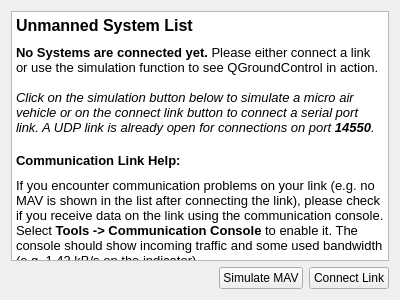
This is src/ui/uas/QGCUnconnectedInfoWidget.ui in mpaperno/qgroundcontrol_aq as Qt 5 draws it before an edit. The edited form follows.
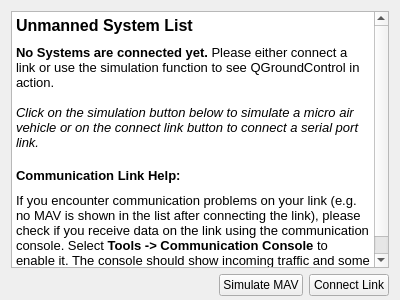
This is the edited form.

Commit message: Minor tweaks of default UI layouts.

Patch:
```diff
--- a/src/ui/uas/QGCUnconnectedInfoWidget.ui
+++ b/src/ui/uas/QGCUnconnectedInfoWidget.ui
@@ -14,13 +14,22 @@
    <string>Form</string>
   </property>
   <layout class="QGridLayout" name="gridLayout">
+   <property name="bottomMargin">
+    <number>4</number>
+   </property>
    <item row="0" column="0" colspan="3">
     <widget class="QTextEdit" name="textEdit">
+     <property name="sizePolicy">
+      <sizepolicy hsizetype="Preferred" vsizetype="Preferred">
+       <horstretch>0</horstretch>
+       <verstretch>0</verstretch>
+      </sizepolicy>
+     </property>
      <property name="verticalScrollBarPolicy">
-      <enum>Qt::ScrollBarAlwaysOff</enum>
+      <enum>Qt::ScrollBarAsNeeded</enum>
      </property>
      <property name="horizontalScrollBarPolicy">
-      <enum>Qt::ScrollBarAlwaysOff</enum>
+      <enum>Qt::ScrollBarAsNeeded</enum>
      </property>
      <property name="autoFormatting">
       <set>QTextEdit::AutoAll</set>
@@ -35,19 +44,19 @@
       <string>&lt;!DOCTYPE HTML PUBLIC &quot;-//W3C//DTD HTML 4.0//EN&quot; &quot;http://www.w3.org/TR/REC-html40/strict.dtd&quot;&gt;
 &lt;html&gt;&lt;head&gt;&lt;meta name=&quot;qrichtext&quot; content=&quot;1&quot; /&gt;&lt;style type=&quot;text/css&quot;&gt;
 p, li { white-space: pre-wrap; }
-&lt;/style&gt;&lt;/head&gt;&lt;body style=&quot; font-family:'Ubuntu'; font-size:11pt; font-weight:400; font-style:normal;&quot;&gt;
+&lt;/style&gt;&lt;/head&gt;&lt;body style=&quot; font-family:'MS Shell Dlg 2'; font-size:8.25pt; font-weight:400; font-style:normal;&quot;&gt;
 &lt;table border=&quot;0&quot; style=&quot;-qt-table-type: root; margin-top:4px; margin-bottom:4px; margin-left:4px; margin-right:4px;&quot;&gt;
 &lt;tr&gt;
 &lt;td style=&quot;border: none;&quot;&gt;
-&lt;p style=&quot; margin-top:0px; margin-bottom:0px; margin-left:0px; margin-right:0px; -qt-block-indent:0; text-indent:0px;&quot;&gt;&lt;span style=&quot; font-size:12pt; font-weight:600;&quot;&gt;Unmanned System List&lt;/span&gt;&lt;/p&gt;
-&lt;p style=&quot;-qt-paragraph-type:empty; margin-top:0px; margin-bottom:0px; margin-left:0px; margin-right:0px; -qt-block-indent:0; text-indent:0px; font-size:6pt; font-weight:600;&quot;&gt;&lt;/p&gt;
-&lt;p style=&quot; margin-top:0px; margin-bottom:0px; margin-left:0px; margin-right:0px; -qt-block-indent:0; text-indent:0px;&quot;&gt;&lt;span style=&quot; font-size:10pt; font-weight:600;&quot;&gt;No Systems are connected yet.&lt;/span&gt;&lt;span style=&quot; font-size:10pt;&quot;&gt; Please either connect a link or use the simulation function to see QGroundControl in action.&lt;/span&gt;&lt;/p&gt;
-&lt;p style=&quot;-qt-paragraph-type:empty; margin-top:0px; margin-bottom:0px; margin-left:0px; margin-right:0px; -qt-block-indent:0; text-indent:0px; font-size:10pt;&quot;&gt;&lt;/p&gt;
-&lt;p style=&quot; margin-top:0px; margin-bottom:0px; margin-left:0px; margin-right:0px; -qt-block-indent:0; text-indent:0px;&quot;&gt;&lt;span style=&quot; font-size:10pt; font-style:italic;&quot;&gt;Click on the simulation button below to simulate a micro air vehicle or on the connect link button to connect a serial port link. A UDP link is already open for connections on port &lt;/span&gt;&lt;span style=&quot; font-size:10pt; font-weight:600; font-style:italic;&quot;&gt;14550&lt;/span&gt;&lt;span style=&quot; font-size:10pt; font-style:italic;&quot;&gt;.&lt;/span&gt;&lt;/p&gt;
-&lt;p style=&quot;-qt-paragraph-type:empty; margin-top:0px; margin-bottom:0px; margin-left:0px; margin-right:0px; -qt-block-indent:0; text-indent:0px; font-style:italic;&quot;&gt;&lt;/p&gt;
-&lt;p style=&quot; margin-top:0px; margin-bottom:0px; margin-left:0px; margin-right:0px; -qt-block-indent:0; text-indent:0px;&quot;&gt;&lt;span style=&quot; font-size:10pt; font-weight:600;&quot;&gt;Communication Link Help:&lt;/span&gt;&lt;/p&gt;
-&lt;p style=&quot;-qt-paragraph-type:empty; margin-top:0px; margin-bottom:0px; margin-left:0px; margin-right:0px; -qt-block-indent:0; text-indent:0px; font-size:6pt; font-style:italic;&quot;&gt;&lt;/p&gt;
-&lt;p style=&quot; margin-top:0px; margin-bottom:0px; margin-left:0px; margin-right:0px; -qt-block-indent:0; text-indent:0px;&quot;&gt;&lt;span style=&quot; font-size:10pt;&quot;&gt;If you encounter communication problems on your link (e.g. no MAV is shown in the list after connecting the link), please check if you receive data on the link using the communication console. Select &lt;/span&gt;&lt;span style=&quot; font-size:10pt; font-weight:600;&quot;&gt;Tools -&amp;gt; Communication Console&lt;/span&gt;&lt;span style=&quot; font-size:10pt;&quot;&gt; to enable it. The console should show incoming traffic and some used bandwidth (e.g. 1.43 kB/s on the indicator).&lt;/span&gt;&lt;/p&gt;&lt;/td&gt;&lt;/tr&gt;&lt;/table&gt;&lt;/body&gt;&lt;/html&gt;</string>
+&lt;p style=&quot; margin-top:0px; margin-bottom:0px; margin-left:0px; margin-right:0px; -qt-block-indent:0; text-indent:0px;&quot;&gt;&lt;span style=&quot; font-family:'Ubuntu'; font-size:12pt; font-weight:600;&quot;&gt;Unmanned System List&lt;/span&gt;&lt;/p&gt;
+&lt;p style=&quot;-qt-paragraph-type:empty; margin-top:0px; margin-bottom:0px; margin-left:0px; margin-right:0px; -qt-block-indent:0; text-indent:0px; font-family:'Ubuntu'; font-size:6pt; font-weight:600;&quot;&gt;&lt;br /&gt;&lt;/p&gt;
+&lt;p style=&quot; margin-top:0px; margin-bottom:0px; margin-left:0px; margin-right:0px; -qt-block-indent:0; text-indent:0px;&quot;&gt;&lt;span style=&quot; font-family:'Ubuntu'; font-size:10pt; font-weight:600;&quot;&gt;No Systems are connected yet.&lt;/span&gt;&lt;span style=&quot; font-family:'Ubuntu'; font-size:10pt;&quot;&gt; Please either connect a link or use the simulation function to see QGroundControl in action.&lt;/span&gt;&lt;/p&gt;
+&lt;p style=&quot;-qt-paragraph-type:empty; margin-top:0px; margin-bottom:0px; margin-left:0px; margin-right:0px; -qt-block-indent:0; text-indent:0px; font-family:'Ubuntu'; font-size:10pt;&quot;&gt;&lt;br /&gt;&lt;/p&gt;
+&lt;p style=&quot; margin-top:0px; margin-bottom:0px; margin-left:0px; margin-right:0px; -qt-block-indent:0; text-indent:0px;&quot;&gt;&lt;span style=&quot; font-family:'Ubuntu'; font-size:10pt; font-style:italic;&quot;&gt;Click on the simulation button below to simulate a micro air vehicle or on the connect link button to connect a serial port link.&lt;/span&gt;&lt;/p&gt;
+&lt;p style=&quot;-qt-paragraph-type:empty; margin-top:0px; margin-bottom:0px; margin-left:0px; margin-right:0px; -qt-block-indent:0; text-indent:0px; font-family:'Ubuntu'; font-size:11pt; font-style:italic;&quot;&gt;&lt;br /&gt;&lt;/p&gt;
+&lt;p style=&quot; margin-top:0px; margin-bottom:0px; margin-left:0px; margin-right:0px; -qt-block-indent:0; text-indent:0px;&quot;&gt;&lt;span style=&quot; font-family:'Ubuntu'; font-size:10pt; font-weight:600;&quot;&gt;Communication Link Help:&lt;/span&gt;&lt;/p&gt;
+&lt;p style=&quot;-qt-paragraph-type:empty; margin-top:0px; margin-bottom:0px; margin-left:0px; margin-right:0px; -qt-block-indent:0; text-indent:0px; font-family:'Ubuntu'; font-size:6pt; font-style:italic;&quot;&gt;&lt;br /&gt;&lt;/p&gt;
+&lt;p style=&quot; margin-top:0px; margin-bottom:0px; margin-left:0px; margin-right:0px; -qt-block-indent:0; text-indent:0px;&quot;&gt;&lt;span style=&quot; font-family:'Ubuntu'; font-size:10pt;&quot;&gt;If you encounter communication problems on your link (e.g. no MAV is shown in the list after connecting the link), please check if you receive data on the link using the communication console. Select &lt;/span&gt;&lt;span style=&quot; font-family:'Ubuntu'; font-size:10pt; font-weight:600;&quot;&gt;Tools -&amp;gt; Communication Console&lt;/span&gt;&lt;span style=&quot; font-family:'Ubuntu'; font-size:10pt;&quot;&gt; to enable it. The console should show incoming traffic and some used bandwidth (e.g. 1.43 kB/s on the indicator).&lt;/span&gt;&lt;/p&gt;&lt;/td&gt;&lt;/tr&gt;&lt;/table&gt;&lt;/body&gt;&lt;/html&gt;</string>
      </property>
     </widget>
    </item>
```
The commit also changes 5 other files.
